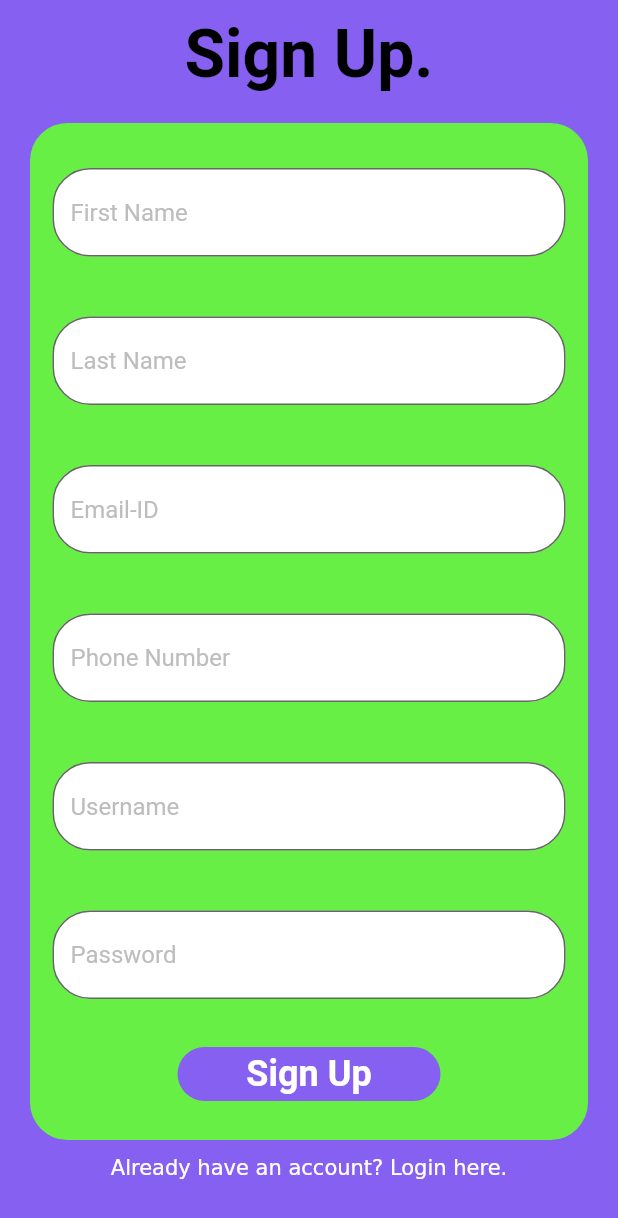
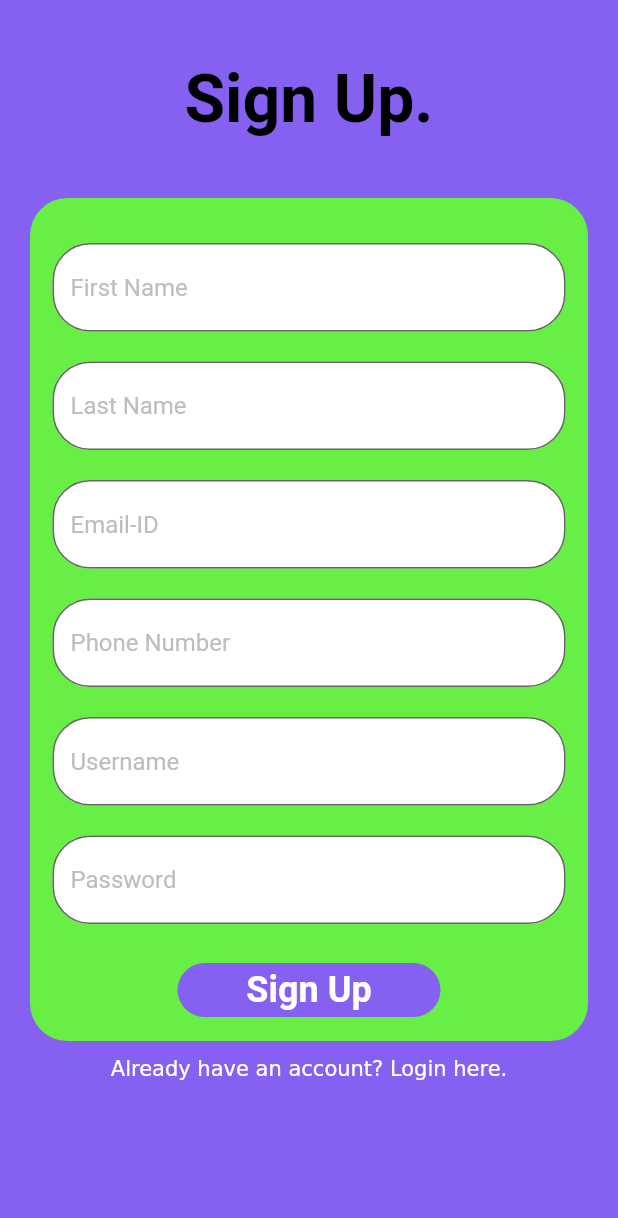
Before and after one commit to aadith-warrier/myappp, a Flutter app: the Signup screen opened directly, on a phone screen of 412 x 824 dp. Shown: the top 1218 px of the screen. Run offline on Flutter 3.47's test engine with Material 2 defaults, Android fonts, the phone set to English and light mode, and no system bars.

Commit message:
Login, Signup, Home Pages Done.

```diff
--- a/lib/main.dart
+++ b/lib/main.dart
@@ -2,6 +2,7 @@ import 'package:flutter/cupertino.dart';
 import 'package:flutter/material.dart';
 import 'package:myappp/login.dart';
 import 'package:myappp/home.dart';
+import 'package:myappp/signup.dart';
 
 void main() {
   runApp(MaterialApp(
--- a/lib/signup.dart
+++ b/lib/signup.dart
@@ -1,5 +1,6 @@
 import 'package:flutter/cupertino.dart';
 import 'package:flutter/material.dart';
+import 'package:myappp/signup.dart';
 
 void main() {
   runApp(MaterialApp(
@@ -23,7 +24,7 @@ class _SignupState extends State<Signup> {
           children: [ Column(
             children: [
               Container(
-                padding: EdgeInsets.fromLTRB(105, 10, 105,20),
+                padding: EdgeInsets.fromLTRB(105, 40, 105,40),
                 child: Text("Sign Up.",
                   style: TextStyle(
                     fontWeight: FontWeight.w600,
@@ -43,7 +44,7 @@ class _SignupState extends State<Signup> {
                       child: Column(
                         children: [
                           Container(
-                              padding: EdgeInsets.fromLTRB(15, 30, 15, 20),
+                              padding: EdgeInsets.fromLTRB(15, 30, 15, 10),
                               child: TextField(
                                 decoration: InputDecoration(
                                   border: OutlineInputBorder(
@@ -57,7 +58,7 @@ class _SignupState extends State<Signup> {
                               )
                           ),
                           Container(
-                              padding:EdgeInsets.fromLTRB(15, 20, 15, 20),
+                              padding:EdgeInsets.fromLTRB(15, 10, 15, 10),
                               child: TextField(
                                 decoration: InputDecoration(
                                   border: OutlineInputBorder(
@@ -71,7 +72,7 @@ class _SignupState extends State<Signup> {
                               )
                           ),
                           Container(
-                              padding:EdgeInsets.fromLTRB(15, 20, 15, 20),
+                              padding:EdgeInsets.fromLTRB(15, 10, 15, 10),
                               child: TextField(
                                 decoration: InputDecoration(
                                   border: OutlineInputBorder(
@@ -85,7 +86,7 @@ class _SignupState extends State<Signup> {
                               )
                           ),
                           Container(
-                              padding:EdgeInsets.fromLTRB(15, 20, 15, 20),
+                              padding:EdgeInsets.fromLTRB(15, 10, 15, 10),
                               child: TextField(
                                 decoration: InputDecoration(
                                   border: OutlineInputBorder(
@@ -99,7 +100,7 @@ class _SignupState extends State<Signup> {
                               )
                           ),
                           Container(
-                              padding:EdgeInsets.fromLTRB(15, 20, 15, 20),
+                              padding:EdgeInsets.fromLTRB(15, 10, 15, 10),
                               child: TextField(
                                 decoration: InputDecoration(
                                   border: OutlineInputBorder(
@@ -113,7 +114,7 @@ class _SignupState extends State<Signup> {
                               )
                           ),
                           Container(
-                              padding:EdgeInsets.fromLTRB(15, 20, 15, 6),
+                              padding:EdgeInsets.fromLTRB(15, 10, 15, 10),
                               child: TextField(
                                 obscureText: true,
                                 decoration: InputDecoration(
@@ -128,7 +129,7 @@ class _SignupState extends State<Signup> {
                               )
                           ),
                           Container(
-                            padding: EdgeInsets.fromLTRB(40, 20, 40, 20),
+                            padding: EdgeInsets.fromLTRB(40, 10, 40, 10),
                             child: ElevatedButton(
                               style: ButtonStyle(
                                 backgroundColor: MaterialStateProperty.all(Color(0xff8660F0)),
```
Also changed, not shown: lib/home.dart (+5 -4 lines), lib/login.dart (+7 -1 lines).
